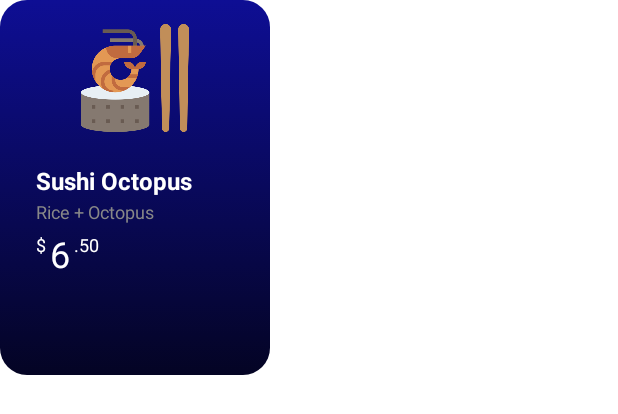
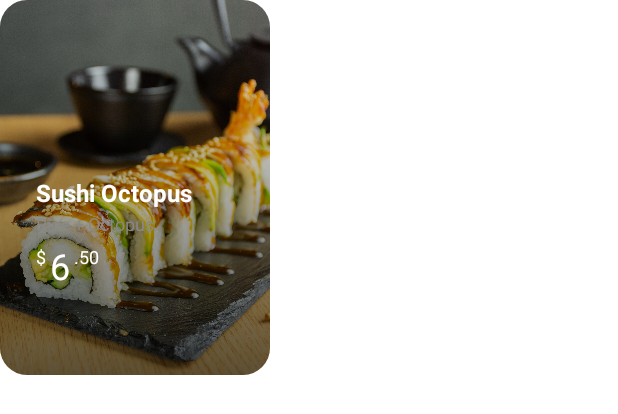
Before and after one commit to sivansundar/JetSushi, an Android app built with Jetpack Compose: the @Preview function SushiItemPreview, on a phone screen of 412 x 824 dp. Shown: the top 414 px of the screen. Run offline under Robolectric (Android 15) with nearby library versions, the phone set to English and light mode, and no system bars.

Commit message:
- OnClick listener added to SushiItems under the Top Sushis list. OnClick now opens a new compose activity with the SushiItem.kt.
- Added gradient effect to Image in the SushiItem Card.

```diff
--- a/app/build.gradle
+++ b/app/build.gradle
@@ -1,6 +1,7 @@
 plugins {
     id 'com.android.application'
     id 'kotlin-android'
+    id 'kotlin-android-extensions'
 }
 
 android {
--- a/app/src/main/java/com/sivan/jetsushi/MainActivity.kt
+++ b/app/src/main/java/com/sivan/jetsushi/MainActivity.kt
@@ -1,10 +1,13 @@
 package com.sivan.jetsushi
 
+import android.content.Context
+import android.content.Intent
 import android.os.Bundle
 import androidx.activity.ComponentActivity
 import androidx.activity.compose.setContent
 import androidx.compose.foundation.Image
 import androidx.compose.foundation.background
+import androidx.compose.foundation.clickable
 import androidx.compose.foundation.layout.*
 import androidx.compose.foundation.lazy.LazyRow
 import androidx.compose.foundation.lazy.items
@@ -23,6 +26,7 @@ import androidx.compose.ui.draw.clip
 import androidx.compose.ui.graphics.Brush
 import androidx.compose.ui.graphics.Color
 import androidx.compose.ui.layout.ContentScale
+import androidx.compose.ui.platform.LocalContext
 import androidx.compose.ui.res.painterResource
 import androidx.compose.ui.text.font.FontWeight
 import androidx.compose.ui.text.style.TextAlign
@@ -227,40 +231,41 @@ fun SushiItemPreview() {
 @Composable
 fun SushiItem(item: SushiItem) {
 
-    val gradientColor1 = Color(0xFF0E0E94)
-    val gradientColor2 = Color(0xFF040424)
-
+    val context = LocalContext.current
 
     Card(modifier = Modifier
         .width(180.dp)
         .height(250.dp)
+        .clickable {
+            context.startActivity(Intent(context, SushiActivity::class.java)
+                .putExtra("sushi_item", item))
+        }
         .clip(shape = RoundedCornerShape(18.dp)),
-        elevation = 12.dp
+        elevation = 12.dp,
+
 
     ) {
-        Column(modifier = Modifier
-            .fillMaxSize()
-            .background(
-                brush = Brush.verticalGradient(
-                    listOf(
-                        gradientColor1, gradientColor2
-                    )
-                )
-            )) {
 
-            Spacer(modifier = Modifier.padding(0.dp, 8.dp))
-          Image(painter = painterResource(item.image),
+
+            //Spacer(modifier = Modifier.padding(0.dp, 8.dp))
+          Image(
+              painter = painterResource(item.image),
             contentDescription = "avatar",
 
-              modifier = Modifier
-                  .size(72.dp)
-
-                  .align(alignment = Alignment.CenterHorizontally),
-            contentScale = ContentScale.Fit)
+            contentScale = ContentScale.Crop)
 
 
-            Spacer(modifier = Modifier.padding(0.dp, 12.dp))
+        Column(
+            modifier = Modifier.background(
+                Brush.verticalGradient(
+                    listOf(Color.Transparent, Color.Black),
+                    startY = 0f,
+                    endY = 600f
+                )
+            )
+        ) {
 
+            Spacer(modifier = Modifier.requiredHeight(120.dp))
             Text(text = item.name,
                 modifier = Modifier.padding(24.dp, 0.dp),
                 fontWeight = FontWeight.Bold,
@@ -280,9 +285,12 @@ fun SushiItem(item: SushiItem) {
 
                 //OrderNow()
             }
+        }
 
 
-        }
+
+
+
     }
 
 }
--- a/app/src/main/java/com/sivan/jetsushi/datafactory/DataFactory.kt
+++ b/app/src/main/java/com/sivan/jetsushi/datafactory/DataFactory.kt
@@ -10,7 +10,7 @@ class DataFactory {
             SushiItem(
                 id = 0,
                 name = "Sushi Octopus",
-                image = R.drawable.shrimp,
+                image = R.drawable.octopus_sushi,
                 combo = "Rice + Octopus",
                 category = listOf<Int>(1,2),
                 base_price = 6.50
@@ -20,7 +20,7 @@ class DataFactory {
             SushiItem(
                 id = 1,
                 name = "Sushi Salmon",
-                image = R.drawable.salmon,
+                image = R.drawable.salmon_sushi,
                 combo = "Rice + Salmon",
                 category = listOf<Int>(1,5),
                 base_price = 8.50
@@ -43,17 +43,17 @@ class DataFactory {
             SushiCategory(
                 id = 1,
                 name = "Rice",
-                imageId = R.drawable.rice
+                imageId = R.drawable.rice_icon
             ),
             SushiCategory(
                 id = 2,
                 name = "Shrimp",
-                imageId = R.drawable.shrimp
+                imageId = R.drawable.shrimp_icon
             ),
             SushiCategory(
                 id = 3,
                 name = "Tuna",
-                imageId = R.drawable.tuna
+                imageId = R.drawable.tuna_icon
             ),
             SushiCategory(
                 id = 4,
@@ -64,7 +64,7 @@ class DataFactory {
             SushiCategory(
                 id = 5,
                 name = "Salmon",
-                imageId = R.drawable.salmon
+                imageId = R.drawable.salmon_icon
             )
         )
 
--- a/app/src/main/java/com/sivan/jetsushi/datafactory/SushiItem.kt
+++ b/app/src/main/java/com/sivan/jetsushi/datafactory/SushiItem.kt
@@ -1,5 +1,9 @@
 package com.sivan.jetsushi.datafactory
 
+import android.os.Parcelable
+import kotlinx.android.parcel.Parcelize
+
+@Parcelize
 data class SushiItem(
     var id: Int,
     var name: String,
@@ -8,7 +12,7 @@ data class SushiItem(
     var category: List<Int>,
     var base_price: Double,
 
-    ) {
+    ) : Parcelable{
 
 
 }
--- a/app/src/main/res/values/strings.xml
+++ b/app/src/main/res/values/strings.xml
@@ -1,3 +1,4 @@
 <resources>
     <string name="app_name">JetSushi</string>
+    <string name="title_activity_sushi">SushiActivity</string>
 </resources>
```
Also changed, not shown: app/src/main/AndroidManifest.xml (+6 -1 lines), app/src/main/java/com/sivan/jetsushi/SushiActivity.kt (added, +45 -0 lines), app/src/main/res/drawable-mdpi/octopus_sushi.jpg (added), app/src/main/res/drawable-v24/rice_icon.png (renamed from app/src/main/res/drawable-v24/rice.png), app/src/main/res/drawable-v24/salmon_icon.png (renamed from app/src/main/res/drawable-v24/salmon.png), app/src/main/res/drawable-v24/shrimp_icon.png (renamed from app/src/main/res/drawable-v24/shrimp.png), app/src/main/res/drawable-v24/tuna_icon.png (renamed from app/src/main/res/drawable-v24/tuna.png).
